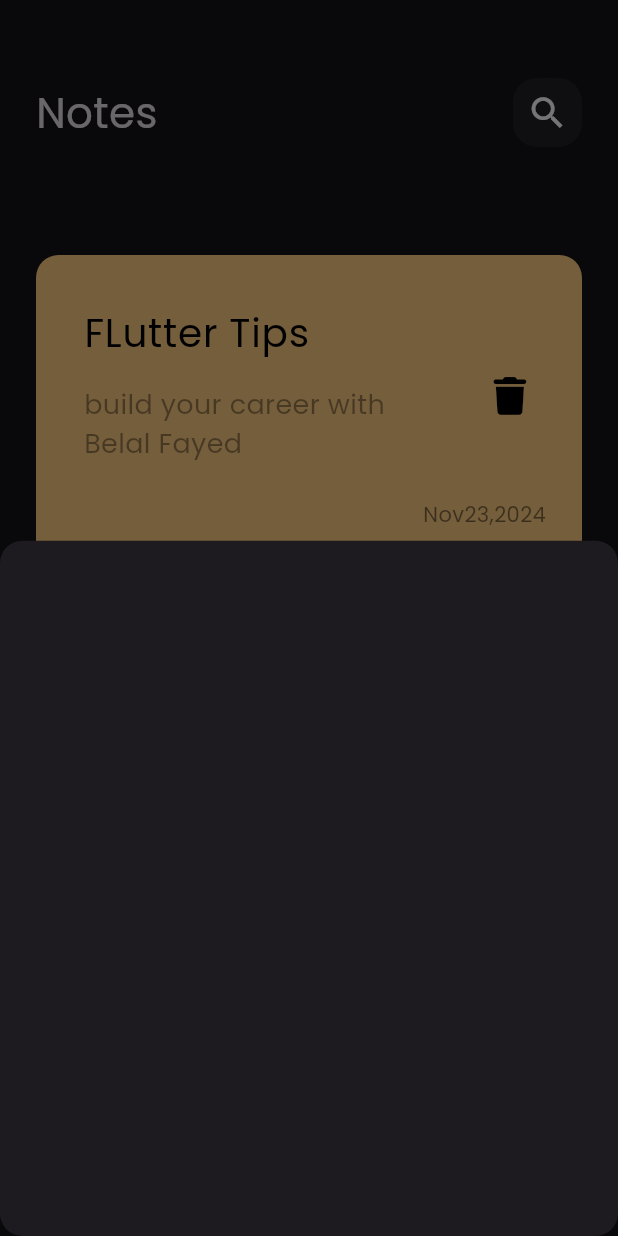
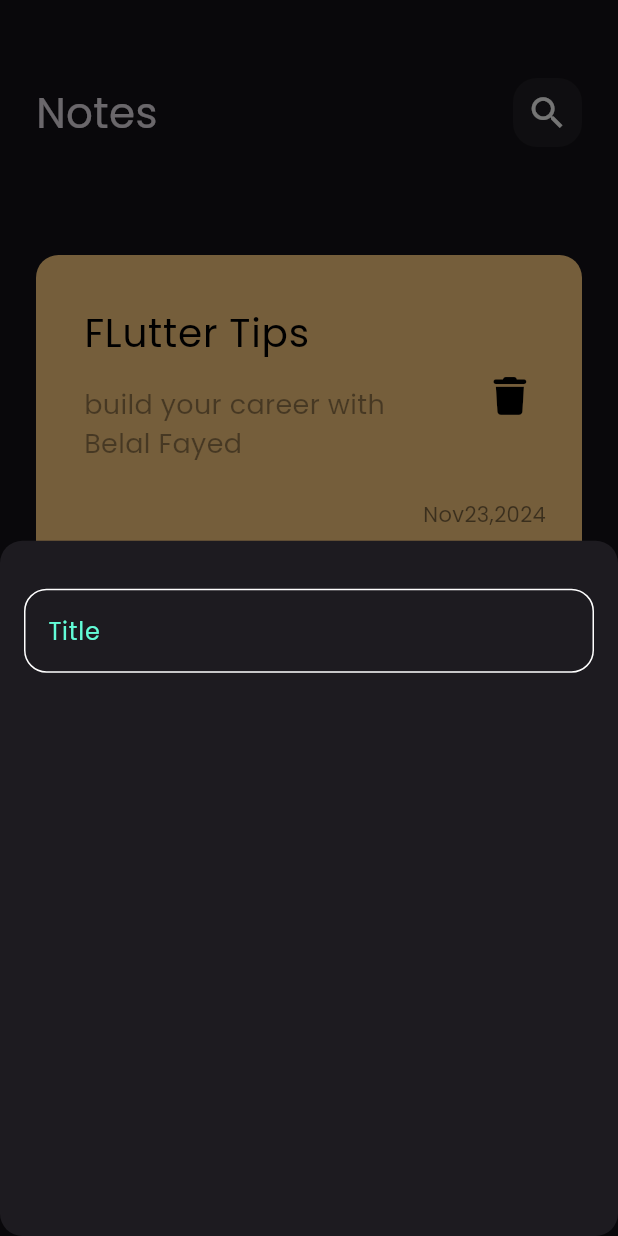
Before and after one commit to blalfayed/notes_app, a Flutter app: the screen it shows after launch, after a tap on the "add" icon, on a phone screen of 412 x 824 dp. Run offline on Flutter 3.47's test engine with Material 3 defaults, Android fonts, the phone set to English and light mode, and no system bars; our stand-ins replace font_awesome_flutter.

Commit message:
create custom text field

```diff
--- /dev/null
+++ b/lib/constants.dart
@@ -0,0 +1,3 @@
+import 'package:flutter/material.dart';
+
+const kPrimaryColor = Color(0xff62FCD7);
--- a/lib/views/widgets/add_note_bottom_sheet.dart
+++ b/lib/views/widgets/add_note_bottom_sheet.dart
@@ -1,10 +1,21 @@
 import 'package:flutter/material.dart';
+import 'package:notes_app/views/widgets/custom_text_field.dart';
 
 class AddNoteBottomSheet extends StatelessWidget {
   const AddNoteBottomSheet({super.key});
 
   @override
   Widget build(BuildContext context) {
-    return Container();
+    return const Padding(
+      padding: EdgeInsets.symmetric(horizontal: 16),
+      child: Column(
+        children: [
+          SizedBox(
+            height: 32,
+          ),
+          CustomTextField()
+        ],
+      ),
+    );
   }
 }
--- /dev/null
+++ b/lib/views/widgets/custom_text_field.dart
@@ -0,0 +1,25 @@
+import 'package:flutter/material.dart';
+import 'package:notes_app/constants.dart';
+
+class CustomTextField extends StatelessWidget {
+  const CustomTextField({super.key});
+
+  @override
+  Widget build(BuildContext context) {
+    return TextField(
+      cursorColor: kPrimaryColor,
+      decoration: InputDecoration(
+        hintText: 'Title',
+        hintStyle: const TextStyle(color: kPrimaryColor),
+        border: BuildBorder(),
+        enabledBorder: BuildBorder(),
+        focusedBorder: BuildBorder(kPrimaryColor),
+      ),
+    );
+  }
+
+  OutlineInputBorder BuildBorder([color]) => OutlineInputBorder(
+        borderSide: BorderSide(color: color ?? Colors.white),
+        borderRadius: BorderRadius.circular(15),
+      );
+}
```
